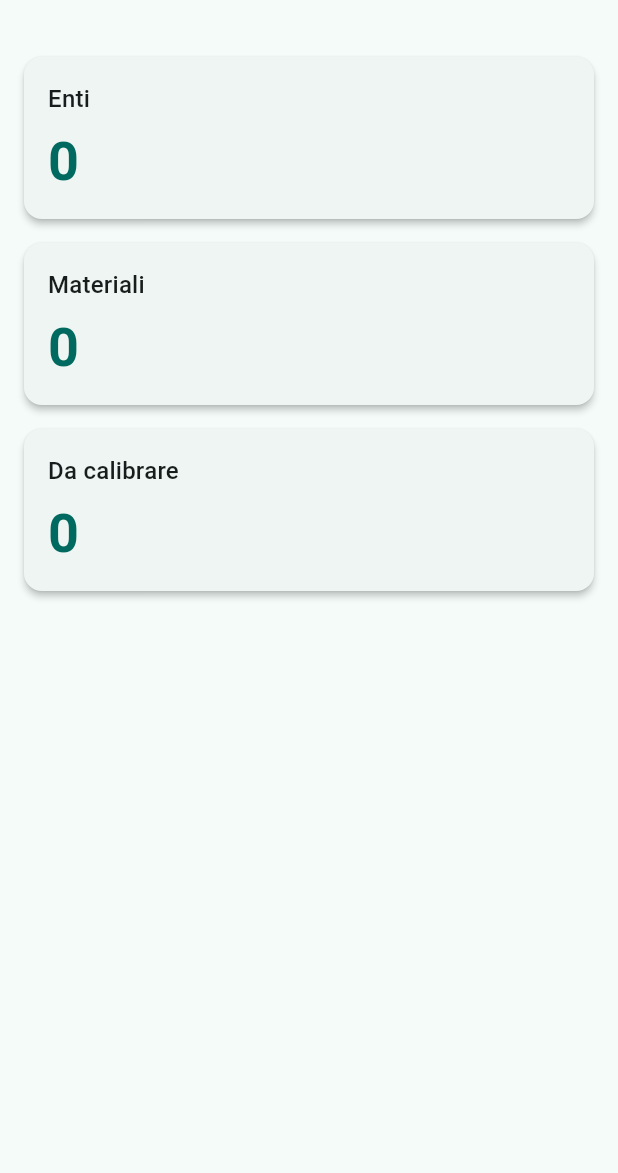
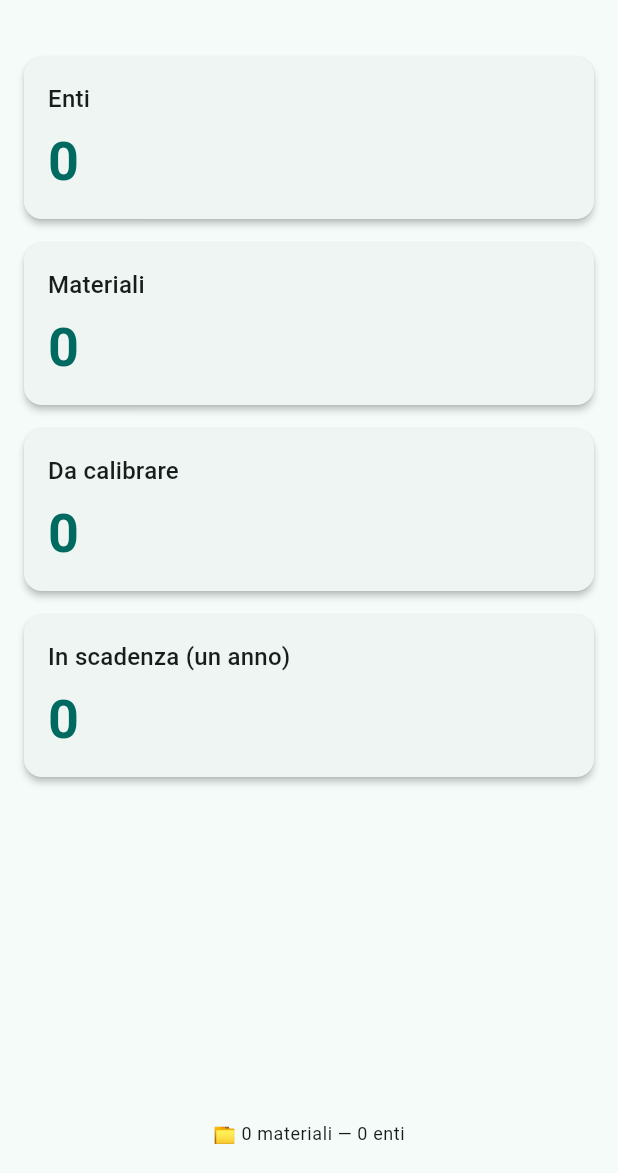
Before and after one commit to michelemazzei/catalogoenti, a Flutter app: the screen it shows after launch, on a phone screen of 412 x 824 dp, the part 63-1236 px from its top. Run offline on Flutter 3.47's test engine with Material 3 defaults, Android fonts, the phone set to English and light mode, and no system bars; our stand-ins replace drift, file_picker, flutter_riverpod, freezed_annotation, go_router, hooks_riverpod and 1 more; missing offline and left inert: excel; accounts and stored records are empty; generated files the repository leaves out were written again.

```diff
--- a/lib/data/database/app_database.dart
+++ b/lib/data/database/app_database.dart
@@ -12,7 +12,7 @@ part 'app_database.g.dart';
 class Enti extends Table {
   IntColumn get id => integer().autoIncrement()();
   TextColumn get nome => text()();
-  TextColumn get zona => text()(); // "Nord" o "Sud"
+  TextColumn get zona => text().nullable()(); // "Nord" o "Sud"
 }
 
 @DataClassName('Reparto')
@@ -53,9 +53,13 @@ class Interventi extends Table {
 @DriftDatabase(tables: [Enti, Reparti, Materiali, Interventi])
 class AppDatabase extends _$AppDatabase {
   AppDatabase() : super(_openConnection());
+  AppDatabase._internal(super.e);
 
   AppDatabase.custom(File file)
     : super(NativeDatabase(file, logStatements: true));
+  factory AppDatabase.inMemory() {
+    return AppDatabase._internal(NativeDatabase.memory());
+  }
 
   @override
   int get schemaVersion => 1;
--- a/lib/features/dashboard/ui/dashboard_sreen.dart
+++ b/lib/features/dashboard/ui/dashboard_sreen.dart
@@ -11,13 +11,34 @@ class DashboardScreen extends HookConsumerWidget {
   Widget build(BuildContext context, WidgetRef ref) {
     final statsAsync = ref.watch(dashboardControllerProvider);
 
-    return Scaffold(
-      drawer: AppDrawer(),
-      appBar: AppBar(title: const Text('Dashboard')),
-      body: statsAsync.when(
-        loading: () => const Center(child: CircularProgressIndicator()),
-        error: (error, _) => Center(child: Text('$error')),
-        data: (stats) => SingleChildScrollView(
+    return statsAsync.when(
+      loading: () => Scaffold(
+        appBar: AppBar(title: Text('Dashboard')),
+        drawer: AppDrawer(),
+        body: Center(child: CircularProgressIndicator()),
+      ),
+      error: (error, _) => Scaffold(
+        appBar: AppBar(title: const Text('Dashboard')),
+        drawer: const AppDrawer(),
+        body: Center(child: Text('Errore: $error')),
+      ),
+      data: (stats) => Scaffold(
+        appBar: AppBar(title: const Text('Dashboard')),
+        drawer: const AppDrawer(),
+        bottomNavigationBar: Padding(
+          padding: EdgeInsetsGeometry.only(bottom: 10),
+          child: SizedBox(
+            height: 32,
+            child: Center(
+              child: Text(
+                '📁 ${stats.materialiCount} materiali — ${stats.entiCount} enti',
+                style: Theme.of(context).textTheme.bodySmall,
+              ),
+            ),
+          ),
+        ),
+
+        body: SingleChildScrollView(
           padding: const EdgeInsets.all(16),
           child: Column(
             crossAxisAlignment: CrossAxisAlignment.stretch,
@@ -28,6 +49,10 @@ class DashboardScreen extends HookConsumerWidget {
                 label: 'Da calibrare',
                 count: stats.daCalibrareCount,
               ),
+              DashboardCard(
+                label: 'In scadenza (un anno)',
+                count: stats.inScadenzaCount,
+              ),
             ],
           ),
         ),
--- a/pubspec.yaml
+++ b/pubspec.yaml
@@ -27,6 +27,8 @@ dependencies:
   flutter_hooks: ^0.21.3+1
   logging: ^1.3.0
   file_picker: ^10.3.3
+  excel: ^4.0.6
+  freezed_annotation: ^3.1.0
 
 
 
@@ -39,6 +41,7 @@ dev_dependencies:
   riverpod_generator: ^2.3.4
   flutter_lints: ^5.0.0
   import_sorter: ^4.6.0
+  freezed: ^3.1.0
 
 
 
```
Also changed, not shown: lib/data/database/database_manager.dart (+8 -0 lines), lib/data/database/import_helpers.dart (added, +39 -0 lines), lib/features/dashboard/controller/dashboard_controller.dart (+23 -0 lines), lib/features/dashboard/controller/dashboard_stats.dart (+11 -9 lines), lib/features/dashboard/ui/app_drawer.dart (+9 -5 lines), lib/tool/import_excel.dart (added, +100 -0 lines), pubspec.lock, 2 other files.
